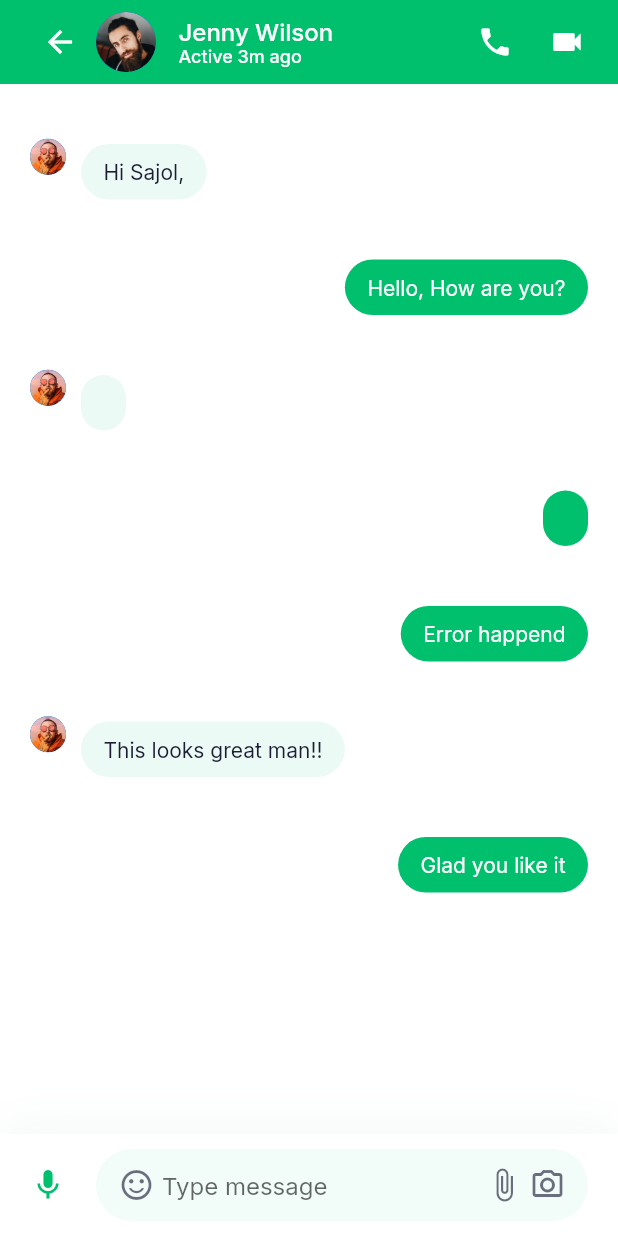
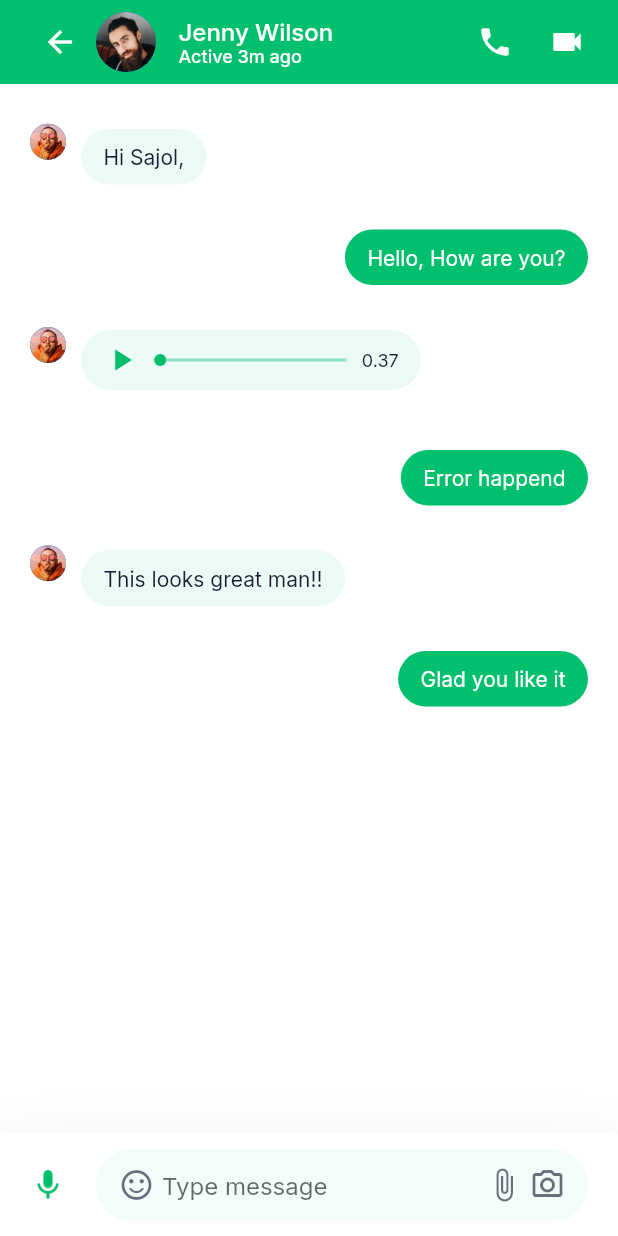
Before and after one commit to hoseinABH/chat_app_ui, a Flutter app: the ChatScreen screen opened directly, after a tap on "Jenny Wilson", on a phone screen of 412 x 824 dp. Run offline on Flutter 3.47's test engine with Material 2 defaults, Android fonts, the phone set to English and light mode, and no system bars; our stand-ins replace google_fonts.

Commit message:
add audio message widget

```diff
--- /dev/null
+++ b/lib/screens/messages/components/audio_message.dart
@@ -0,0 +1,57 @@
+import 'package:chat_app_ui/constants.dart';
+import 'package:chat_app_ui/models/ChatMessage.dart';
+import 'package:flutter/material.dart';
+
+class AutdioMessage extends StatelessWidget {
+  final ChatMessage message;
+
+  const AutdioMessage({Key? key, required this.message}) : super(key: key);
+
+  @override
+  Widget build(BuildContext context) {
+    return Container(
+      margin: const EdgeInsets.only(top: cDefaultPadding),
+      height: 40,
+      width: MediaQuery.of(context).size.width * 0.55,
+      padding: const EdgeInsets.symmetric(
+          horizontal: cDefaultPadding * 0.74, vertical: cDefaultPadding / 5),
+      decoration: BoxDecoration(
+          borderRadius: BorderRadius.circular(30),
+          color: cPrimaryColor.withOpacity(message.isSender ? 1 : 0.08)),
+      child: Row(
+        children: [
+          Icon(
+            Icons.play_arrow,
+            color: message.isSender ? Colors.white : cPrimaryColor,
+          ),
+          Expanded(
+              child: Padding(
+            padding:
+                const EdgeInsets.symmetric(horizontal: cDefaultPadding / 2),
+            child: Stack(
+              alignment: Alignment.centerLeft,
+              children: [
+                Container(
+                  width: double.infinity,
+                  height: 2,
+                  color: cPrimaryColor.withOpacity(0.4),
+                ),
+                Container(
+                  height: 8,
+                  width: 8,
+                  decoration: const BoxDecoration(
+                      color: cPrimaryColor, shape: BoxShape.circle),
+                )
+              ],
+            ),
+          )),
+          Text(
+            "0.37",
+            style: TextStyle(
+                fontSize: 12, color: message.isSender ? Colors.white : null),
+          )
+        ],
+      ),
+    );
+  }
+}
--- a/lib/screens/messages/components/message.dart
+++ b/lib/screens/messages/components/message.dart
@@ -1,5 +1,6 @@
 import 'package:chat_app_ui/constants.dart';
 import 'package:chat_app_ui/models/ChatMessage.dart';
+import 'package:chat_app_ui/screens/messages/components/audio_message.dart';
 import 'package:chat_app_ui/screens/messages/components/text_message.dart';
 import 'package:flutter/material.dart';
 
@@ -9,8 +10,23 @@ class Message extends StatelessWidget {
 
   @override
   Widget build(BuildContext context) {
+    Widget messageContaint(ChatMessage message) {
+      switch (message.messageType) {
+        case ChatMessageType.text:
+          return TextMessage(
+            message: message,
+          );
+        case ChatMessageType.audio:
+          return AutdioMessage(
+            message: message,
+          );
+        default:
+          return const SizedBox();
+      }
+    }
+
     return Padding(
-      padding: const EdgeInsets.only(top: cDefaultPadding),
+      padding: const EdgeInsets.only(top: cDefaultPadding / 2),
       child: Row(
         mainAxisAlignment:
             message.isSender ? MainAxisAlignment.end : MainAxisAlignment.start,
@@ -22,11 +38,9 @@ class Message extends StatelessWidget {
             ),
             const SizedBox(
               width: cDefaultPadding / 2,
-            )
+            ),
           ],
-          TextMessage(
-            message: message,
-          )
+          messageContaint(message)
         ],
       ),
     );
```
